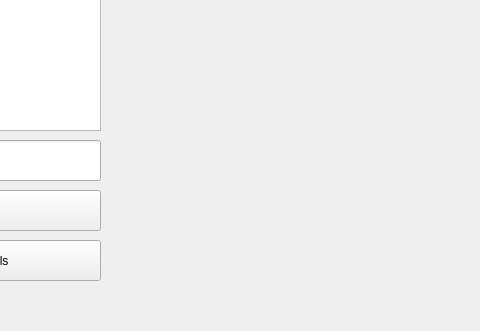
Above: code/interface.ui from Activehetehapie/stempelframe before the change; both pictures show x 440 to 920 and y 300 to 631 of the 1124 by 631 pixel window. Below: the same form after it.
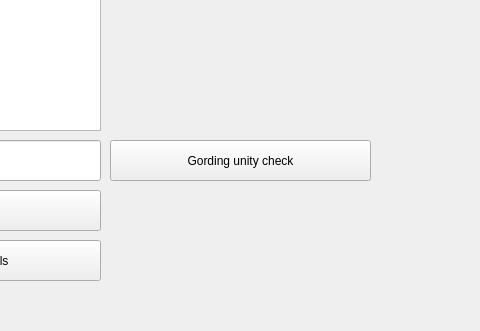
That is the form after the change. Custom widgets are drawn as their Qt base class.

Commit message: Continued to add code for the unity checks of the gordingen

What changed in the file:
```diff
--- a/code/interface.ui
+++ b/code/interface.ui
@@ -134,6 +134,19 @@
      <string>Extract walls</string>
     </property>
    </widget>
+   <widget class="QPushButton" name="GordingUnityCheck">
+    <property name="geometry">
+     <rect>
+      <x>550</x>
+      <y>440</y>
+      <width>261</width>
+      <height>41</height>
+     </rect>
+    </property>
+    <property name="text">
+     <string>Gording unity check</string>
+    </property>
+   </widget>
   </widget>
   <widget class="QMenuBar" name="menubar">
    <property name="geometry">
```
The commit also changes 11 other files.
